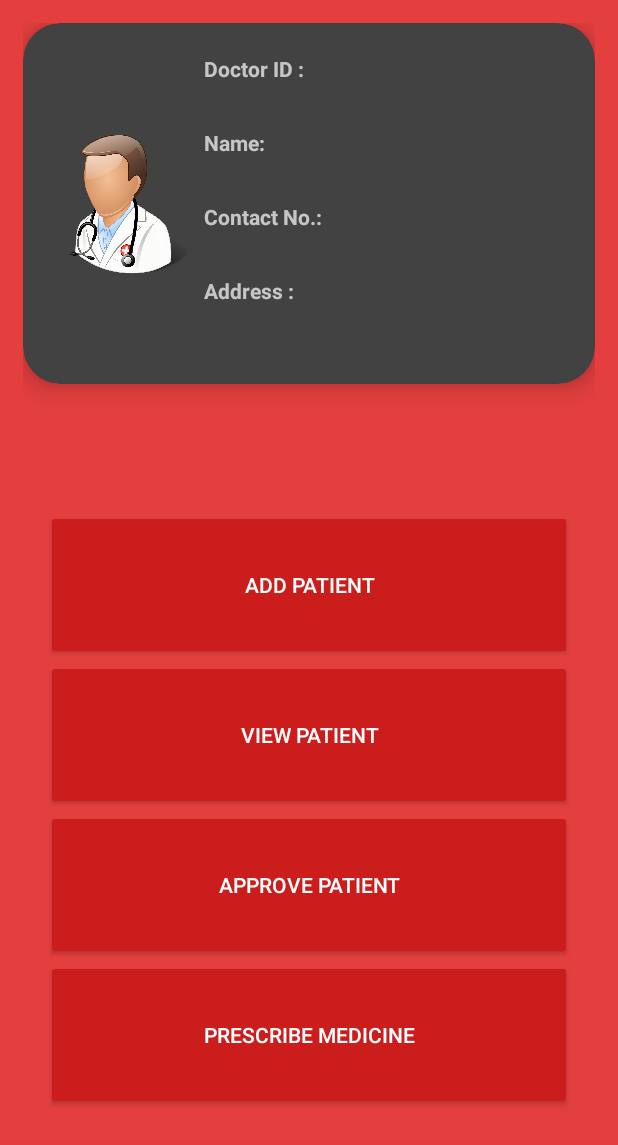
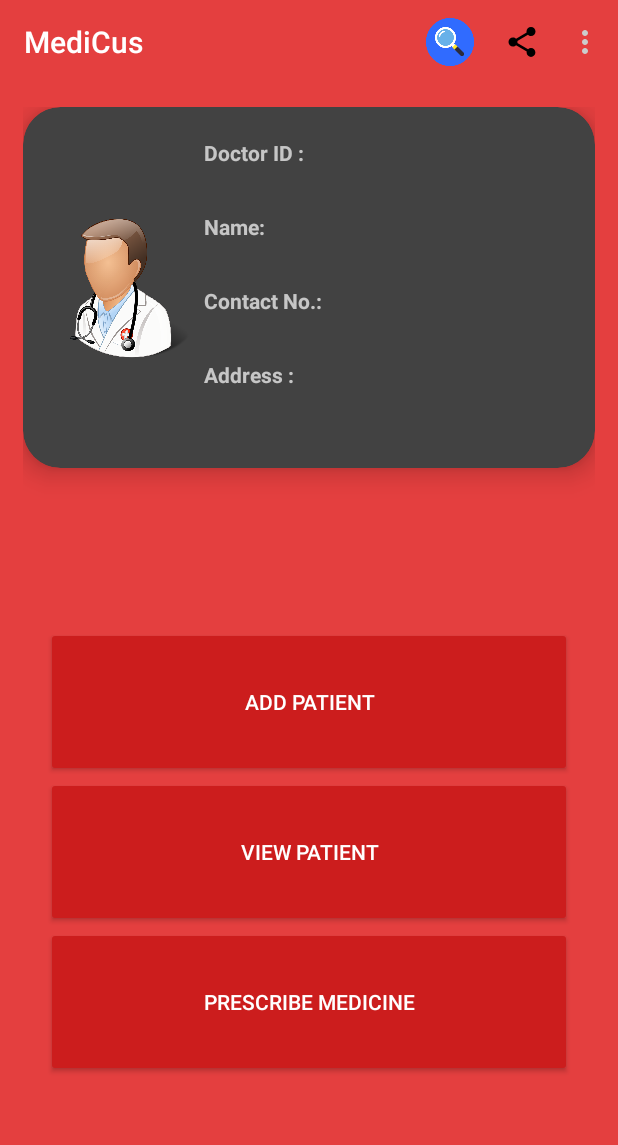
Before and after one commit to SarthakSinghal15/MediCus, an Android app: the DoctorDashboardActivity screen opened directly, with no data from a screen before it, on a phone screen of 412 x 824 dp. Shown: the top 1145 px of the screen. Run offline under Robolectric (Android 15) with nearby library versions, the phone set to English and light mode, and no system bars; our stand-ins replace ButterKnife.

Commit message:
Action Bar

```diff
--- a/app/src/main/java/com/medicus/DoctorDashboardActivity.java
+++ b/app/src/main/java/com/medicus/DoctorDashboardActivity.java
@@ -10,6 +10,9 @@ import android.widget.Button;
 import android.widget.EditText;
 import android.widget.TextView;
 import android.widget.Toast;
+import android.support.v7.widget.Toolbar;
+import android.view.Menu;
+import android.view.MenuItem;
 
 import java.util.HashMap;
 
@@ -28,7 +31,7 @@ public class DoctorDashboardActivity extends AppCompatActivity {
     @BindView(R.id.txt_hospitalAddr) TextView _daddressText;
     @BindView(R.id.btn_addPatient) Button _addPButton;
     @BindView(R.id.btn_viewPatient) Button _viewPButton;
-    @BindView(R.id.btn_approvePatient) Button _approvePButton;
+    //@BindView(R.id.btn_approvePatient) Button _approvePButton;
     @BindView(R.id.btn_addMedicine) Button _addMedicineButton;
 
     @Override
@@ -36,6 +39,8 @@ public class DoctorDashboardActivity extends AppCompatActivity {
         super.onCreate(savedInstanceState);
         setContentView(R.layout.activity_doctor_dashboard);
         ButterKnife.bind(this);
+        Toolbar toolbar = (Toolbar)findViewById(R.id.toolbar);
+        setSupportActionBar(toolbar);
 
         session = new UserSessionManager(getApplicationContext());
 
@@ -78,6 +83,30 @@ public class DoctorDashboardActivity extends AppCompatActivity {
                 overridePendingTransition(R.anim.push_left_in, R.anim.push_left_out);
             }
         });
+    }
+
+    @Override
+    public boolean onCreateOptionsMenu(Menu menu) {
+        // Inflate the menu; this adds items to the action bar if it is present.
+        getMenuInflater().inflate(R.menu.menu_main, menu);
+        return true;
+    }
+
+    @Override
+    public boolean onOptionsItemSelected(MenuItem item) {
+        // Handle action bar item clicks here. The action bar will
+        // automatically handle clicks on the Home/Up button, so long
+        // as you specify a parent activity in AndroidManifest.xml.
+        int id = item.getItemId();
+
+        //noinspection SimplifiableIfStatement
+        if (id == R.id.action_logout) {
+            session.logoutUser();
+
+            return true;
+        }
+
+        return super.onOptionsItemSelected(item);
     }
 
     public void signup() {
--- /dev/null
+++ b/app/src/main/res/drawable/ic_action_share.xml
@@ -0,0 +1,9 @@
+<vector xmlns:android="http://schemas.android.com/apk/res/android"
+        android:width="24dp"
+        android:height="24dp"
+        android:viewportWidth="24.0"
+        android:viewportHeight="24.0">
+    <path
+        android:fillColor="#FF000000"
+        android:pathData="M18,16.08c-0.76,0 -1.44,0.3 -1.96,0.77L8.91,12.7c0.05,-0.23 0.09,-0.46 0.09,-0.7s-0.04,-0.47 -0.09,-0.7l7.05,-4.11c0.54,0.5 1.25,0.81 2.04,0.81 1.66,0 3,-1.34 3,-3s-1.34,-3 -3,-3 -3,1.34 -3,3c0,0.24 0.04,0.47 0.09,0.7L8.04,9.81C7.5,9.31 6.79,9 6,9c-1.66,0 -3,1.34 -3,3s1.34,3 3,3c0.79,0 1.5,-0.31 2.04,-0.81l7.12,4.16c-0.05,0.21 -0.08,0.43 -0.08,0.65 0,1.61 1.31,2.92 2.92,2.92 1.61,0 2.92,-1.31 2.92,-2.92s-1.31,-2.92 -2.92,-2.92z"/>
+</vector>
--- a/app/src/main/res/layout/activity_doctor_dashboard.xml
+++ b/app/src/main/res/layout/activity_doctor_dashboard.xml
@@ -1,4 +1,18 @@
 <?xml version="1.0" encoding="utf-8"?>
+<LinearLayout xmlns:android="http://schemas.android.com/apk/res/android"
+    android:layout_width="match_parent"
+    android:layout_height="match_parent"
+    android:orientation="vertical">
+    <android.support.v7.widget.Toolbar
+        android:id="@+id/toolbar"
+        android:layout_width="match_parent"
+        android:layout_height="wrap_content"
+        android:background="@color/primary"
+        android:minHeight="?attr/actionBarSize">
+
+    </android.support.v7.widget.Toolbar>
+
+
 <LinearLayout xmlns:android="http://schemas.android.com/apk/res/android"
     xmlns:app="http://schemas.android.com/apk/res-auto"
     xmlns:tools="http://schemas.android.com/tools"
@@ -7,6 +21,7 @@
     tools:context=".DoctorDashboardActivity"
     android:layout_margin="15dp"
     android:orientation="vertical">
+
 
 
     <android.support.v7.widget.CardView
@@ -115,12 +130,6 @@
             android:text="View Patient"
             android:elevation="10dp"/>
 
-        <Button
-            android:id="@+id/btn_approvePatient"
-            android:layout_width="match_parent"
-            android:layout_height="100dp"
-            android:text="Approve Patient"
-            android:elevation="10dp"/>
 
         <Button
             android:id="@+id/btn_addMedicine"
@@ -130,6 +139,6 @@
             android:elevation="10dp"/>
 
     </LinearLayout>
-
+</LinearLayout>
 
 </LinearLayout>
--- /dev/null
+++ b/app/src/main/res/menu/menu_main.xml
@@ -0,0 +1,30 @@
+<menu xmlns:android="http://schemas.android.com/apk/res/android"
+    xmlns:app="http://schemas.android.com/apk/res-auto"
+    xmlns:tools="http://schemas.android.com/tools">
+    <item
+        android:id="@+id/action_search"
+        android:icon="@drawable/ic_action_search"
+        android:orderInCategory="100"
+        android:title="@string/action_search"
+        app:showAsAction="always" />
+    <item
+        android:id="@+id/action_share"
+        android:icon="@drawable/ic_action_share"
+        android:orderInCategory="101"
+        android:title="@string/action_share"
+        app:showAsAction="always" />
+
+    <item
+        android:id="@+id/action_settings"
+        android:orderInCategory="1"
+        android:title="@string/action_settings"
+        app:showAsAction="never" />
+
+    <item
+        android:id="@+id/action_logout"
+        android:orderInCategory="2"
+        android:title="@string/action_logout"
+        app:showAsAction="never" />
+
+
+</menu>
--- a/app/src/main/res/values/strings.xml
+++ b/app/src/main/res/values/strings.xml
@@ -1,4 +1,8 @@
 <resources>
     <string name="app_name">MediCus</string>
     <string name="spinner_title">Select patient</string>
+    <string name="action_settings">Settings</string>
+    <string name="action_logout">Logout</string>
+    <string name="action_share">Share</string>
+    <string name="action_search">Search</string>
 </resources>
```
Also changed, not shown: app/src/main/java/com/medicus/PatientDashboardActivity.java (+29 -1 lines), app/src/main/res/layout/activity_patient_dashboard.xml (+13 -1 lines), app/src/main/res/values/styles.xml (+0 -16 lines), app/src/main/res/drawable/ic_action_search.png (added).
